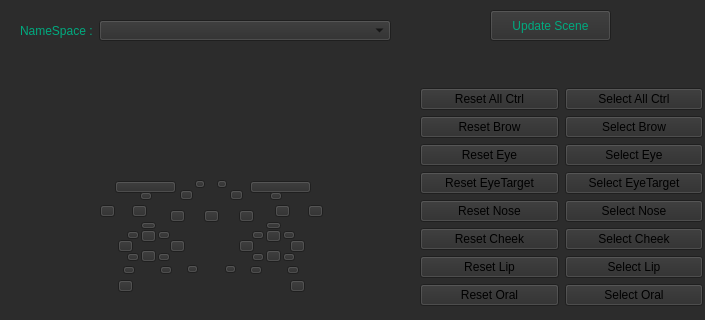
Above: Maya_Modules/Modules/FaceRigger/ui/Facial_Picker.ui from wevet/MAYA_Module before the change; both pictures show x 0 to 705 and y 0 to 320 of the 705 by 608 pixel window. Below: the same form after it.
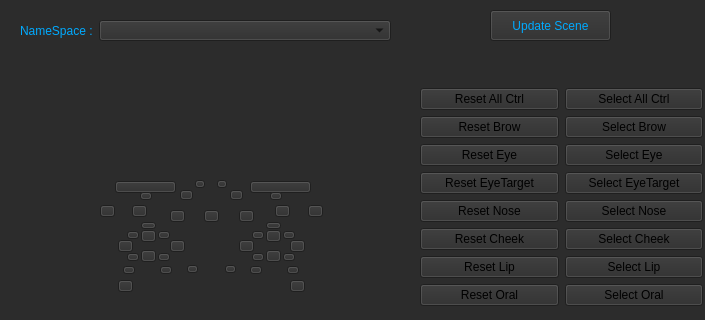
That is the form after the change. Icons and pictures are not drawn.

What changed in the file:
```diff
--- a/Maya_Modules/Modules/FaceRigger/ui/Facial_Picker.ui
+++ b/Maya_Modules/Modules/FaceRigger/ui/Facial_Picker.ui
@@ -1961,13 +1961,13 @@
      </rect>
     </property>
     <property name="styleSheet">
-     <string notr="true">color: rgb(0, 170, 127);</string>
+     <string notr="true">color:rgb(0, 170, 255);</string>
     </property>
     <property name="text">
      <string>Update Scene</string>
     </property>
    </widget>
-   <widget class="QWidget" name="">
+   <widget class="QWidget" name="layoutWidget">
     <property name="geometry">
      <rect>
       <x>420</x>
@@ -2214,7 +2214,7 @@
      </item>
     </layout>
    </widget>
-   <widget class="QWidget" name="">
+   <widget class="QWidget" name="layoutWidget">
     <property name="geometry">
      <rect>
       <x>20</x>
@@ -2227,7 +2227,7 @@
      <item>
       <widget class="QLabel" name="NameSpace_Text">
        <property name="styleSheet">
-        <string notr="true">color: rgb(0, 170, 127);</string>
+        <string notr="true">color:rgb(0, 170, 255);</string>
        </property>
        <property name="text">
         <string>NameSpace :</string>
```
Left out of the diff: 4 changed lines with no effect on the pictures.
